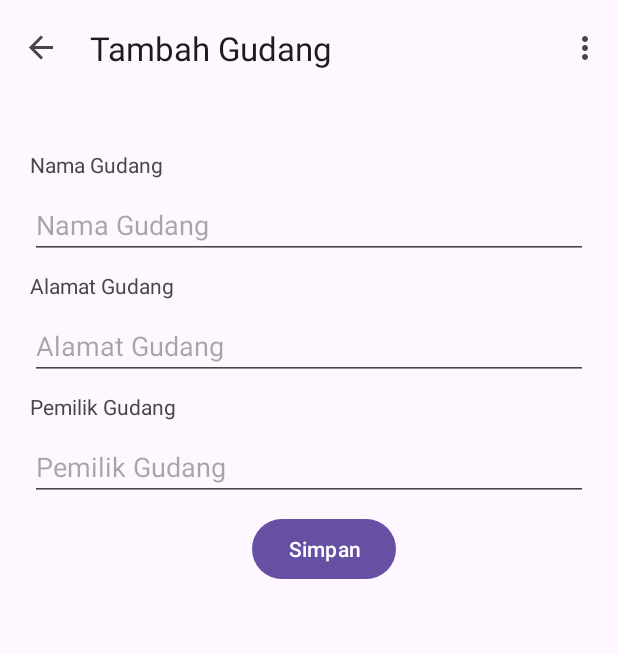
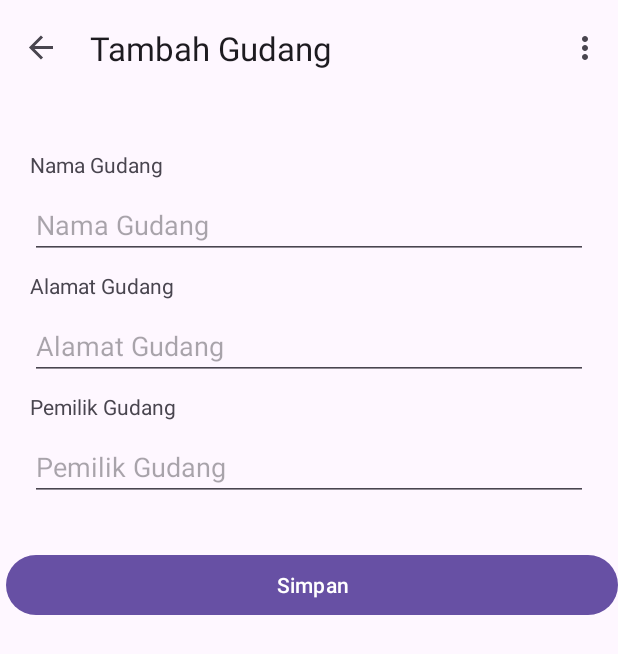
Before and after one commit to aminubilhuda/SewaGudangApp, an Android app: the screen it shows after launch (MainActivity), after a tap on an icon or button, on a phone screen of 412 x 824 dp. Shown: the top 654 px of the screen. Run offline under Robolectric (Android 15) with nearby library versions, the phone set to English and light mode, and no system bars; our stand-ins replace Room's generated code, navigation-ui.

```diff
--- a/app/src/main/java/com/aminu/sewagudangapp/ui/FirstFragment.kt
+++ b/app/src/main/java/com/aminu/sewagudangapp/ui/FirstFragment.kt
@@ -43,10 +43,14 @@ class FirstFragment : Fragment() {
     override fun onViewCreated(view: View, savedInstanceState: Bundle?) {
         super.onViewCreated(view, savedInstanceState)
 
-        val  adapter = WarehouseListAdapter { tire ->
-            val action = FirstFragmentDirections.actionFirstFragmentToSecondFragment(tire)
+
+        val  adapter = WarehouseListAdapter { warehouse ->
+//            ini list yang bisa di klik jadi data warehouse tidak null
+            val action = FirstFragmentDirections.actionFirstFragmentToSecondFragment(warehouse)
             findNavController().navigate(action)
         }
+
+
         binding.dataRecycleView.adapter = adapter
         binding.dataRecycleView.layoutManager = LinearLayoutManager(context)
         warehouseViewModel.allWarehouse.observe(viewLifecycleOwner) {warehouses ->
@@ -63,7 +67,9 @@ class FirstFragment : Fragment() {
         }
 
         binding.addFAB.setOnClickListener {
-            findNavController().navigate(R.id.action_FirstFragment_to_SecondFragment)
+            // ini button tambah jadi warehouse pasti null
+            val action = FirstFragmentDirections.actionFirstFragmentToSecondFragment(null)
+            findNavController().navigate(action)
         }
     }
 
--- a/app/src/main/java/com/aminu/sewagudangapp/ui/SecondFragment.kt
+++ b/app/src/main/java/com/aminu/sewagudangapp/ui/SecondFragment.kt
@@ -8,6 +8,7 @@ import android.view.View
 import android.view.ViewGroup
 import androidx.fragment.app.viewModels
 import androidx.navigation.fragment.findNavController
+import androidx.navigation.fragment.navArgs
 import com.aminu.sewagudangapp.R
 import com.aminu.sewagudangapp.application.WarehouseApp
 import com.aminu.sewagudangapp.databinding.FragmentSecondBinding
@@ -24,6 +25,8 @@ class SecondFragment : Fragment() {
     private val warehouseViewModel: WarehouseViewModel by viewModels {
         WarehouseViewModelFactory((applicationContext as WarehouseApp).repository)
     }
+    private val args : SecondFragmentArgs by navArgs()
+    private var warehouse: Warehouse? = null
 
     override fun onAttach(context: Context) {
         super.onAttach(context)
@@ -43,6 +46,14 @@ class SecondFragment : Fragment() {
     override fun onViewCreated(view: View, savedInstanceState: Bundle?) {
         super.onViewCreated(view, savedInstanceState)
 
+        warehouse = args.warehouse
+        // kita cek jika warehouse null maka tampil default nambah gudang
+        // jika warehouse tidak null tampil sedikit berubah ada tombol hapus
+
+        if (warehouse != null) {
+            binding.hapusButton.visibility = View.VISIBLE
+            binding.saveButton.text = "Ubah"
+        }
         val name = binding.nameEditText.text
         val address = binding.addressEditText.text
         val owner = binding.ownerEditText.text
@@ -52,9 +63,10 @@ class SecondFragment : Fragment() {
             findNavController().popBackStack() //untuk dismiss halaman ini
         }
 
-//        binding.buttonSecond.setOnClickListener {
-//            findNavController().navigate(R.id.action_SecondFragment_to_FirstFragment)
-//        }
+        binding.hapusButton.setOnClickListener {
+            warehouse?.let { warehouseViewModel.delete(it) }
+            findNavController().popBackStack()
+        }
     }
 
     override fun onDestroyView() {
--- a/app/src/main/res/layout/fragment_second.xml
+++ b/app/src/main/res/layout/fragment_second.xml
@@ -21,16 +21,6 @@
             app:layout_constraintEnd_toEndOf="parent"
             app:layout_constraintStart_toStartOf="parent"
             app:layout_constraintTop_toTopOf="parent" />
-
-        <Button
-            android:id="@+id/saveButton"
-            android:layout_width="wrap_content"
-            android:layout_height="wrap_content"
-            android:layout_marginTop="8dp"
-            android:text="@string/save"
-            app:layout_constraintEnd_toEndOf="parent"
-            app:layout_constraintStart_toStartOf="@+id/ownerEditText"
-            app:layout_constraintTop_toBottomOf="@+id/ownerEditText" />
 
         <EditText
             android:id="@+id/nameEditText"
@@ -88,5 +78,34 @@
             app:layout_constraintHorizontal_bias="0.305"
             app:layout_constraintStart_toStartOf="@+id/textView6"
             app:layout_constraintTop_toBottomOf="@+id/textView6" />
+
+        <LinearLayout
+            android:layout_width="match_parent"
+            android:layout_height="wrap_content"
+            android:layout_marginTop="32dp"
+            app:layout_constraintEnd_toEndOf="parent"
+            app:layout_constraintStart_toStartOf="@+id/ownerEditText"
+            app:layout_constraintTop_toBottomOf="@+id/ownerEditText">
+
+            <Button
+                android:id="@+id/hapusButton"
+                android:layout_width="wrap_content"
+                android:layout_height="wrap_content"
+                android:layout_weight="1"
+                android:layout_marginEnd="4dp"
+                android:visibility="gone"
+                android:text="Hapus" />
+
+            <Button
+                android:id="@+id/saveButton"
+                android:layout_width="wrap_content"
+                android:layout_height="wrap_content"
+                android:layout_weight="1"
+                android:layout_marginStart="4dp"
+                android:text="@string/save" />
+
+
+        </LinearLayout>
+
     </androidx.constraintlayout.widget.ConstraintLayout>
 </androidx.core.widget.NestedScrollView>
--- a/app/src/main/res/navigation/nav_graph.xml
+++ b/app/src/main/res/navigation/nav_graph.xml
@@ -26,6 +26,7 @@
             app:destination="@id/FirstFragment" />
         <argument
             android:name="warehouse"
-            app:argType="com.aminu.sewagudangapp.model.Warehouse" />
+            app:argType="com.aminu.sewagudangapp.model.Warehouse"
+            app:nullable="true"/>
     </fragment>
 </navigation>
```
